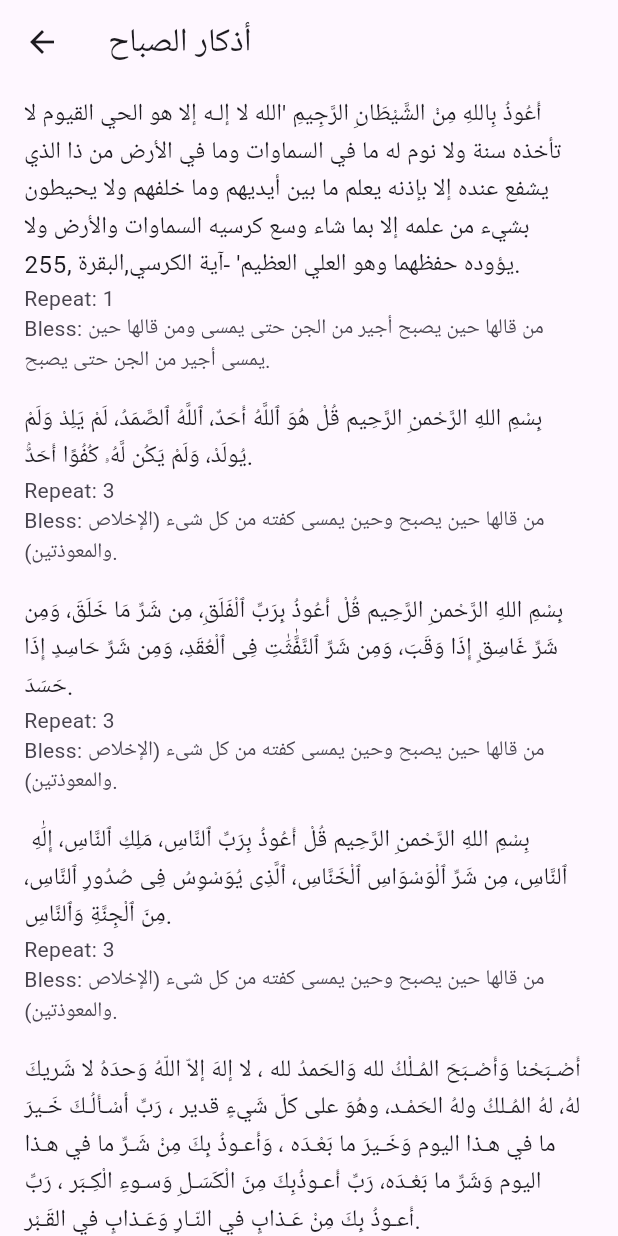
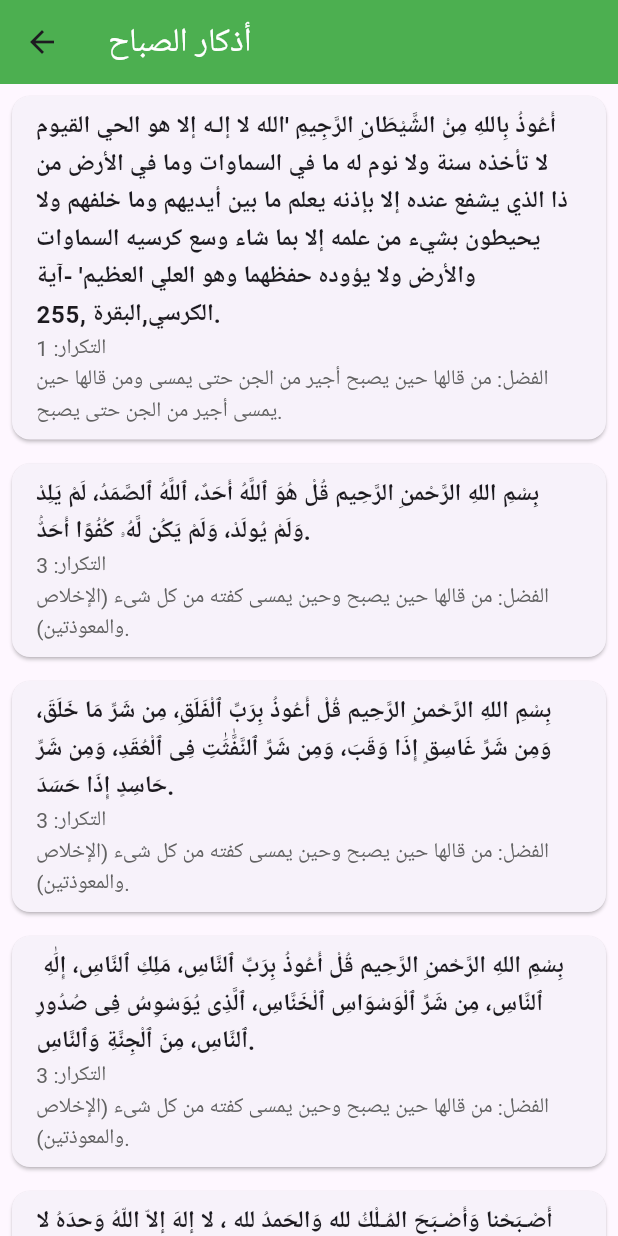
Before and after one commit to AbdAlRahmanGad/The_Quran, a Flutter app: the AthkarPage screen opened directly, on a phone screen of 412 x 824 dp. Run offline on Flutter 3.47's test engine with Material 3 defaults, Android fonts, the phone set to English and light mode, and no system bars; our stand-ins replace awesome_dialog, bloc, firebase_auth, firebase_core, flutter_bloc, flutter_dotenv and 2 more; accounts and stored records are empty.

Commit message:
Add UI to athkar page

```diff
--- a/lib/features/auth/view/page/athkarPage.dart
+++ b/lib/features/auth/view/page/athkarPage.dart
@@ -57,7 +57,8 @@ class _AthkarPageState extends State<AthkarPage> {
   Widget build(BuildContext context) {
     return Scaffold(
       appBar: AppBar(
-        title: Text(zekr.title),
+        title: Text(zekr.title, style: TextStyle(color: Colors.white)),
+        backgroundColor: Colors.green,
       ),
       body: ListView.builder(
         itemCount: zekr.content.length,
@@ -70,9 +71,12 @@ class _AthkarPageState extends State<AthkarPage> {
                 });
               }
             },
-            child: ListTile(
-              title: Text(zekr.content[index].zekr),
-              subtitle: Text('Repeat: ${zekr.content[index].repeat}\nBless: ${zekr.content[index].bless}'),
+            child: Card(
+              margin: EdgeInsets.all(8.0),
+              child: ListTile(
+                title: Text(zekr.content[index].zekr, style: TextStyle(fontWeight: FontWeight.bold)),
+                subtitle: Text('التكرار: ${zekr.content[index].repeat}\nالفضل: ${zekr.content[index].bless}', style: TextStyle(color: Colors.grey[700])),
+              ),
             ),
           );
         },
```
